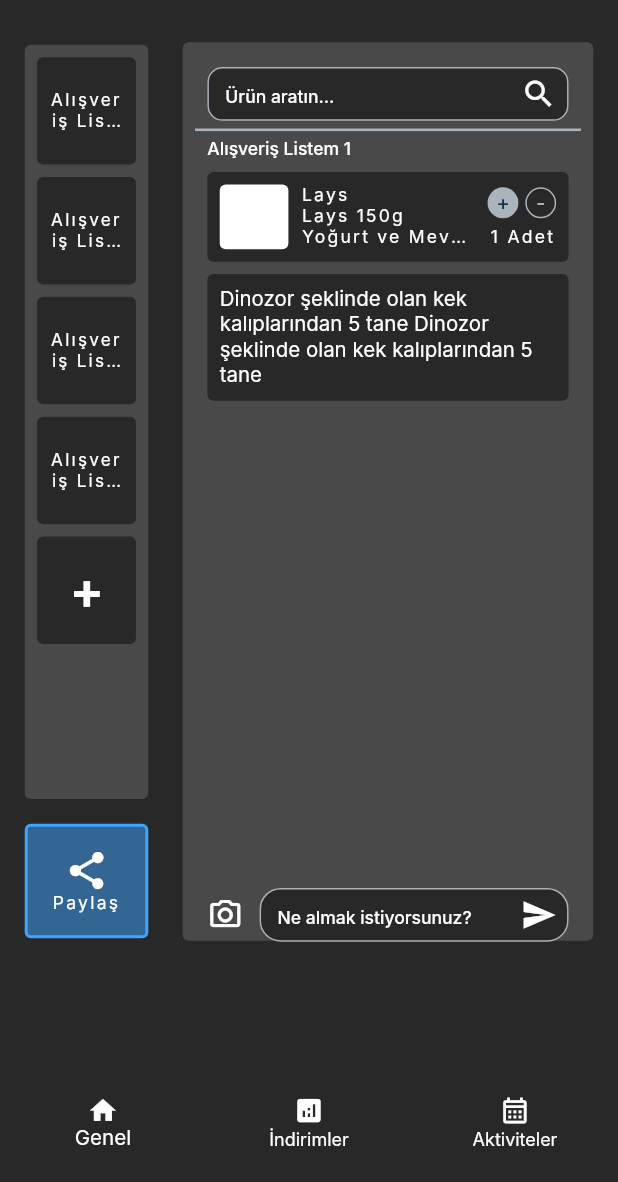
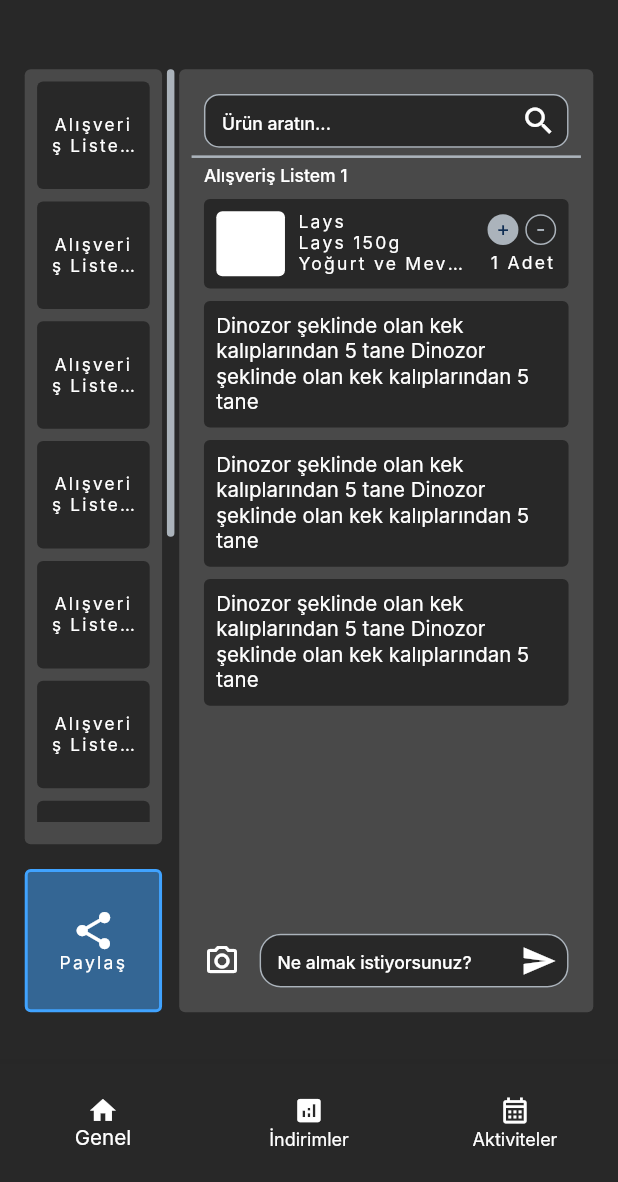
Before and after one commit to newapp49/flash_angebote, a Flutter app: the ShopingListPage screen opened by its route, on a phone screen of 412 x 824 dp, the part 54-1236 px from its top. Run offline on Flutter 3.47's test engine with Material 2 defaults, Android fonts, the phone set to English and light mode, and no system bars; our stand-ins replace auto_route, easy_localization, flutter_screenutil; generated files the repository leaves out were written again; Roboto replaces fonts that are missing (Inter).

Commit message:
responsive olduğunu düşünüyorum şuan ve localization yapıldı

```diff
--- a/assets/languages/en-US.json
+++ b/assets/languages/en-US.json
@@ -10,5 +10,11 @@
             "discounts": "İndirimler",
             "activity": "Aktiviteler"
         }
+    },
+    "shopping_list_page":{
+        "share":"Paylaş",
+        "search_item":"Ürün aratın...",
+        "most_used":"Sık Kullanılan",
+        "what_do_you_whant":"Ne almak istiyorsunuz?"
     }
 }
--- a/assets/languages/tr-TR.json
+++ b/assets/languages/tr-TR.json
@@ -10,5 +10,15 @@
             "discounts": "İndirimler",
             "activity": "Aktiviteler"
         }
+
+    },
+
+    "shopping_list_page":{
+        "share":"Paylaş",
+        "search_item":"Ürün aratın...",
+        "most_used":"Sık Kullanılan",
+        "what_do_you_whant":"Ne almak istiyorsunuz?"
     }
+
+
 }
--- a/lib/src/features/shopingListPage/view/shoping_list_view.dart
+++ b/lib/src/features/shopingListPage/view/shoping_list_view.dart
@@ -4,8 +4,6 @@ import 'package:flash_angebote/core/init/lang/locale_keys.g.dart';
 import 'package:flash_angebote/src/shared/utils/extension/context_extension.dart';
 import 'package:flutter/material.dart';
 import 'package:flutter_screenutil/flutter_screenutil.dart';
-
-import '../../../routing/app_router.dart';
 
 @RoutePage(name: 'ListRoute')
 class ShopingListPage extends StatefulWidget {
@@ -54,26 +52,27 @@ class _ShopingListPageState extends State<ShopingListPage> {
           ],
         ),
       ),
-      body: bodyPage(context),
+      body: Center(child: bodyPage(context)),
     );
   }
 
   SingleChildScrollView bodyPage(BuildContext context) {
     return SingleChildScrollView(
+      physics: NeverScrollableScrollPhysics(),
       child: Padding(
         padding: context.padding2,
-        child: Column(
-          children: [
-            Row(
+        child: IntrinsicHeight(
+          child: Expanded(
+            child: Row(
               children: [
                 leftSide(context),
                 SizedBox(
-                  width: 20.w,
+                  width: 10.w,
                 ),
                 rightSide(context),
               ],
             ),
-          ],
+          ),
         ),
       ),
     );
@@ -83,7 +82,7 @@ class _ShopingListPageState extends State<ShopingListPage> {
   Expanded rightSide(BuildContext context) {
     return Expanded(
       child: Container(
-        height: 65.h + 420.h + context.value2.h,
+        //height: 65.h + 420.h + context.value2.h,
         decoration: BoxDecoration(
           color: context.colorScheme.onSurface,
           borderRadius: BorderRadius.circular(4),
@@ -98,7 +97,6 @@ class _ShopingListPageState extends State<ShopingListPage> {
               searchBarOpenStateTopContainer(context),
               Visibility(visible: !sizeBool, child: divider(context)),
               shopListContainer(context),
-              Spacer(),
               bottomSearchField(context),
             ],
           ),
@@ -125,7 +123,8 @@ class _ShopingListPageState extends State<ShopingListPage> {
               style: context.textTheme.bodyLarge,
               cursorHeight: 14.h,
               decoration: InputDecoration(
-                hintText: "Ne almak istiyorsunuz?",
+                hintText:
+                    "${LocaleKeys.shopping_list_page_what_do_you_whant.tr()}",
                 hintStyle: context.textTheme.titleMedium!
                     .copyWith(color: context.colorScheme.onPrimary),
                 filled: true,
@@ -168,7 +167,7 @@ class _ShopingListPageState extends State<ShopingListPage> {
           style: context.textTheme.bodyLarge,
           cursorHeight: 14.h,
           decoration: InputDecoration(
-            hintText: "Ürün aratın...",
+            hintText: "${LocaleKeys.shopping_list_page_search_item.tr()}",
             hintStyle: context.textTheme.titleMedium!
                 .copyWith(color: context.colorScheme.onPrimary),
             filled: true,
@@ -211,7 +210,7 @@ class _ShopingListPageState extends State<ShopingListPage> {
           },
           child: Container(
             width: double.maxFinite,
-            height: sizeBool == true ? context.height - 341 : 210,
+            height: sizeBool == true ? context.height - 275.h : 200.h,
             child: Column(
               crossAxisAlignment: CrossAxisAlignment.start,
               children: [
@@ -224,6 +223,8 @@ class _ShopingListPageState extends State<ShopingListPage> {
                   child: Container(
                     child: ListView(children: [
                       itemWithImage(context, false),
+                      itemWithoutImage(context),
+                      itemWithoutImage(context),
                       itemWithoutImage(context),
                     ]),
                   ),
@@ -243,14 +244,15 @@ class _ShopingListPageState extends State<ShopingListPage> {
           padding: context.paddingHorizontal2,
           child: Container(
             width: double.maxFinite,
-            height: context.height - 604.20 - 6 + context.value1 + 40,
+            height: context.height - 485.h,
+            //height: context.height - 604.20 - 6 + context.value1 + 35,
             child: Container(
               width: double.maxFinite,
               child: Column(
                 crossAxisAlignment: CrossAxisAlignment.start,
                 children: [
                   Text(
-                    "Sık kullanılan",
+                    "${LocaleKeys.shopping_list_page_most_used.tr()}",
                     style: context.textTheme.titleMedium!
                         .copyWith(color: context.colorScheme.onPrimary),
                   ),
@@ -452,9 +454,9 @@ class _ShopingListPageState extends State<ShopingListPage> {
   Column leftSide(BuildContext context) {
     return Column(
       children: [
-        Container(
-          width: context.width / 5,
-          height: 421.h,
+        Expanded(
+          child: Container(
+            width: 80.w,
             decoration: BoxDecoration(
                 color: context.colorScheme.onSurface,
                 borderRadius: BorderRadius.circular(4)),
@@ -462,7 +464,7 @@ class _ShopingListPageState extends State<ShopingListPage> {
               padding: context.paddingHorizontal1,
               child: Column(children: [
                 Container(
-                width: context.width / 5,
+                  width: 80.w,
                   height: 420.h,
                   child: RawScrollbar(
                     crossAxisMargin: -context.value2,
@@ -474,9 +476,9 @@ class _ShopingListPageState extends State<ShopingListPage> {
                     radius: Radius.circular(4),
                     child: ListView.builder(
                       controller: _firstController,
-                    itemCount: 5,
+                      itemCount: 10,
                       itemBuilder: (context, index) {
-                      if (index == 4) {
+                        if (index == 9) {
                           return addShopListContainer(context);
                         }
                         return shopListNameContainer(context);
@@ -485,6 +487,7 @@ class _ShopingListPageState extends State<ShopingListPage> {
                   ),
                 ),
               ]),
+            ),
           ),
         ),
         SizedBox(
@@ -539,8 +542,8 @@ class _ShopingListPageState extends State<ShopingListPage> {
   Container shareButton(BuildContext context) {
     return Container(
       padding: context.padding1,
-      height: 64.h,
-      width: context.width / 5,
+      height: 80.h,
+      width: 80.w,
       alignment: Alignment.center,
       decoration: BoxDecoration(
           color: context.colorScheme.inversePrimary.withOpacity(0.5),
```
Lines whose indentation alone changed are shown as unchanged.
